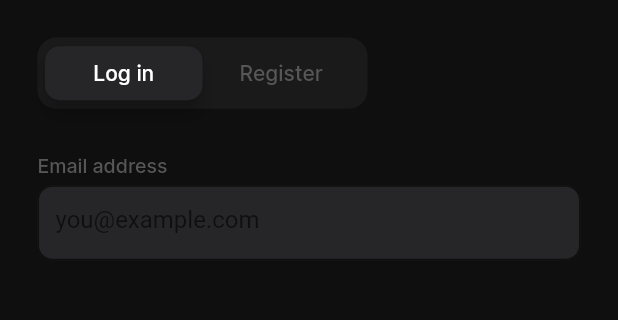
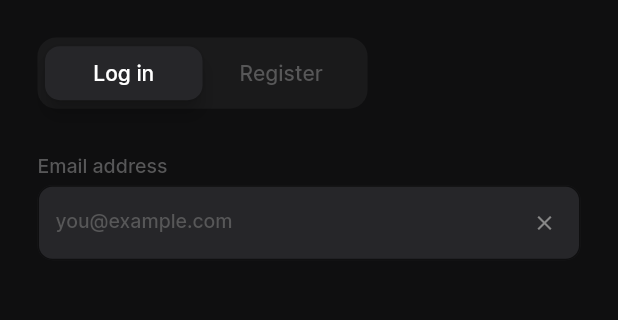
Before and after one commit to Nasibali144/login_process, a Flutter app: the screen it shows after launch, on a phone screen of 412 x 824 dp, the part 195-515 px from its top. Run offline on Flutter 3.47's test engine with Material 2 defaults, Android fonts, the light colour scheme and no system bars; our stand-ins replace flutter_svg.

Commit message:
commit 2: Update TextField

```diff
--- a/lib/pages/login_page.dart
+++ b/lib/pages/login_page.dart
@@ -107,14 +107,32 @@ class _LoginPageState extends State<LoginPage> {
                   height: 50,
                   width: double.infinity,
                   child: TextFormField(
-
                     decoration: InputDecoration(
                       filled: true,
                       fillColor: AppConstants.colorField,
                       border: OutlineInputBorder(
                         borderRadius: BorderRadius.circular(10),
+                        borderSide: const BorderSide(color: AppConstants.colorTextFieldBorder, width: 1),
                       ),
                       hintText: "you@example.com",
+                      hintStyle: const TextStyle(color: AppConstants.colorText,),
+                      focusedBorder: OutlineInputBorder(
+                        borderRadius: BorderRadius.circular(10),
+                        borderSide: const BorderSide(color: AppConstants.colorTextFieldBorder, width: 1),
+                      ),
+                      errorBorder: OutlineInputBorder(
+                        borderRadius: BorderRadius.circular(10),
+                        borderSide: const BorderSide(color: AppConstants.colorError, width: 1),
+                      ),
+                      errorStyle: const TextStyle(color: AppConstants.colorError,),
+                      // errorText: "Invalid email address",
+                      suffixIcon: const Icon(Icons.close, color: AppConstants.colorTypingText, size: 16,)
+                    ),
+                    style: const TextStyle(
+                      color: AppConstants.colorTypingText,
+                      fontSize: 13,
+                      fontFamily: "Inter",
+                      fontWeight: FontWeight.w500,
                     ),
                   ),
                 ),
--- a/lib/services/const_service.dart
+++ b/lib/services/const_service.dart
@@ -11,4 +11,7 @@ class AppConstants {
   static const colorMainButton = Color(0xFF7339E5);
   static const colorTextButton = Color(0xFF804CEF);
   static const colorTypingText = Color(0xFF878787);
+  static const colorError = Color(0xFFB04F4F);
+  static const colorErrorSurface = Color(0xFF6A3535);
+  static const colorTextFieldBorder = Color(0xFF3E3E41);
 }
```
